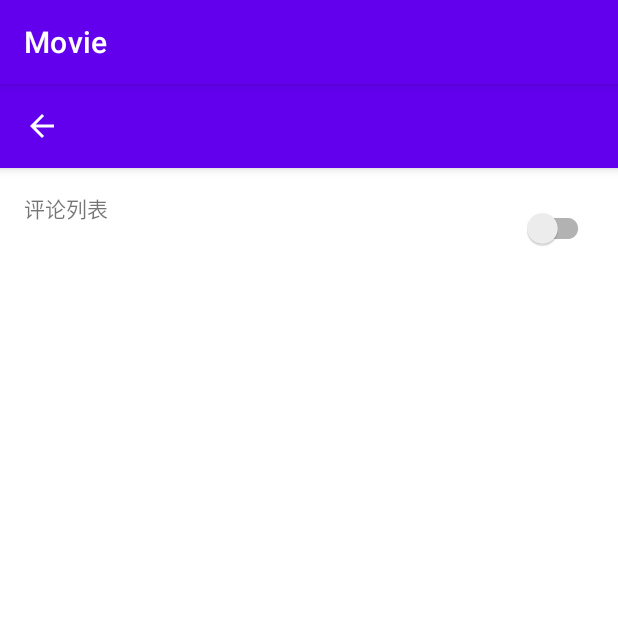
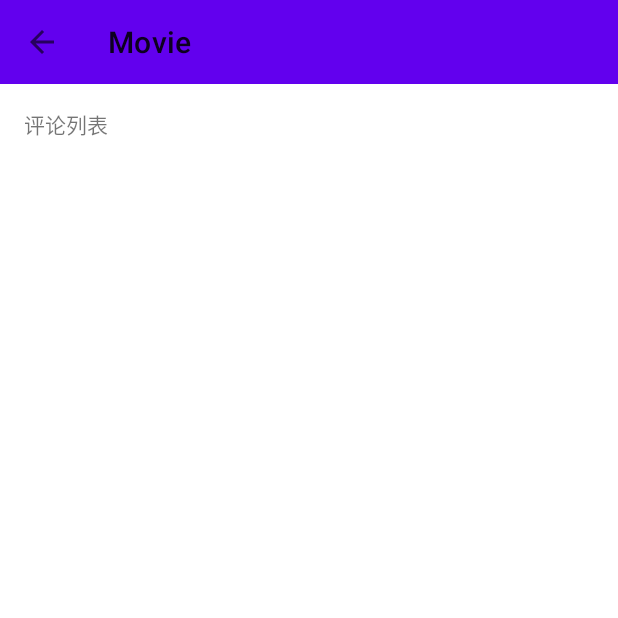
Before and after one commit to penkzhou/Movie, an Android app: the TraktReviewActivity screen opened directly, with no data from a screen before it, on a phone screen of 412 x 824 dp, the top half of it. Run offline under Robolectric (Android 15) with nearby library versions, the phone set to English and light mode, and no system bars; 1 statement that could not run was skipped.

Commit message:
add toolbar

```diff
--- a/app/src/main/AndroidManifest.xml
+++ b/app/src/main/AndroidManifest.xml
@@ -13,6 +13,7 @@
         android:theme="@style/Theme.Movie">
         <activity
             android:name=".ui.movie.TraktReviewActivity"
+            android:theme="@style/Theme.Movie.NoActionBar"
             android:exported="false" />
         <activity
             android:name=".ui.movie.MovieDetailActivity"
--- a/app/src/main/java/com/oldautumn/movie/ui/movie/TraktReviewActivity.kt
+++ b/app/src/main/java/com/oldautumn/movie/ui/movie/TraktReviewActivity.kt
@@ -23,6 +23,9 @@ class TraktReviewActivity : AppCompatActivity() {
         super.onCreate(savedInstanceState)
         binding = ActivityTraktReviewBinding.inflate(layoutInflater)
         setContentView(binding.root)
+        setSupportActionBar(binding.toolbar)
+        supportActionBar?.setDisplayHomeAsUpEnabled(true)
+        supportActionBar?.setDisplayShowHomeEnabled(true)
         val traktMovieId = intent.getStringExtra("traktMovieId") ?: ""
         val adapter = MovieTraktReviewAdapter(mutableListOf(), null)
         binding.reviewList.layoutManager =
@@ -40,6 +43,11 @@ class TraktReviewActivity : AppCompatActivity() {
         }
     }
 
+    override fun onSupportNavigateUp(): Boolean {
+        onBackPressed()
+        return true
+    }
+
 
     var factory = object : ViewModelProvider.Factory {
         override fun <T : ViewModel> create(modelClass: Class<T>): T {
--- a/app/src/main/res/layout/activity_trakt_review.xml
+++ b/app/src/main/res/layout/activity_trakt_review.xml
@@ -6,33 +6,15 @@
     android:layout_height="match_parent"
     tools:context=".ui.movie.TraktReviewActivity">
 
-    <com.google.android.material.appbar.AppBarLayout
-        android:id="@+id/appbar"
+
+    <androidx.appcompat.widget.Toolbar
+        android:id="@+id/toolbar"
         android:layout_width="match_parent"
         android:layout_height="?attr/actionBarSize"
         android:background="?attr/colorPrimary"
-        app:layout_constraintTop_toTopOf="parent">
-
-        <androidx.appcompat.widget.Toolbar
-            android:id="@+id/toolbar"
-            android:layout_width="match_parent"
-            android:layout_height="?attr/actionBarSize"
-            android:background="?attr/colorPrimary"
-            app:popupTheme="@style/ThemeOverlay.AppCompat.Light">
-
-            <androidx.appcompat.widget.AppCompatImageView
-                android:id="@+id/toolbar_navigation_icon"
-                android:layout_width="wrap_content"
-                android:layout_height="?attr/actionBarSize"
-                android:layout_marginEnd="@dimen/activity_horizontal_margin"
-                android:src="@drawable/abc_ic_ab_back_material"
-                app:layout_constraintEnd_toEndOf="parent"
-                app:layout_constraintStart_toStartOf="parent"
-                app:layout_constraintTop_toTopOf="parent"
-                app:tint="?android:textColorPrimaryInverse" />
-
-        </androidx.appcompat.widget.Toolbar>
-    </com.google.android.material.appbar.AppBarLayout>
+        app:layout_constraintTop_toTopOf="parent"
+        app:navigationIcon="@drawable/abc_ic_ab_back_material"
+        app:tint="?android:textColorPrimaryInverse" />
 
     <TextView
         android:id="@+id/review_title"
@@ -41,15 +23,8 @@
         android:layout_margin="16dp"
         android:text="评论列表"
         app:layout_constraintLeft_toLeftOf="parent"
-        app:layout_constraintTop_toBottomOf="@+id/appbar" />
+        app:layout_constraintTop_toBottomOf="@+id/toolbar" />
 
-    <androidx.appcompat.widget.SwitchCompat
-        android:id="@+id/review_type_switch"
-        android:layout_width="wrap_content"
-        android:layout_height="wrap_content"
-        android:layout_margin="16dp"
-        app:layout_constraintRight_toRightOf="parent"
-        app:layout_constraintTop_toBottomOf="@+id/appbar" />
 
     <androidx.recyclerview.widget.RecyclerView
         android:id="@+id/review_list"
```
